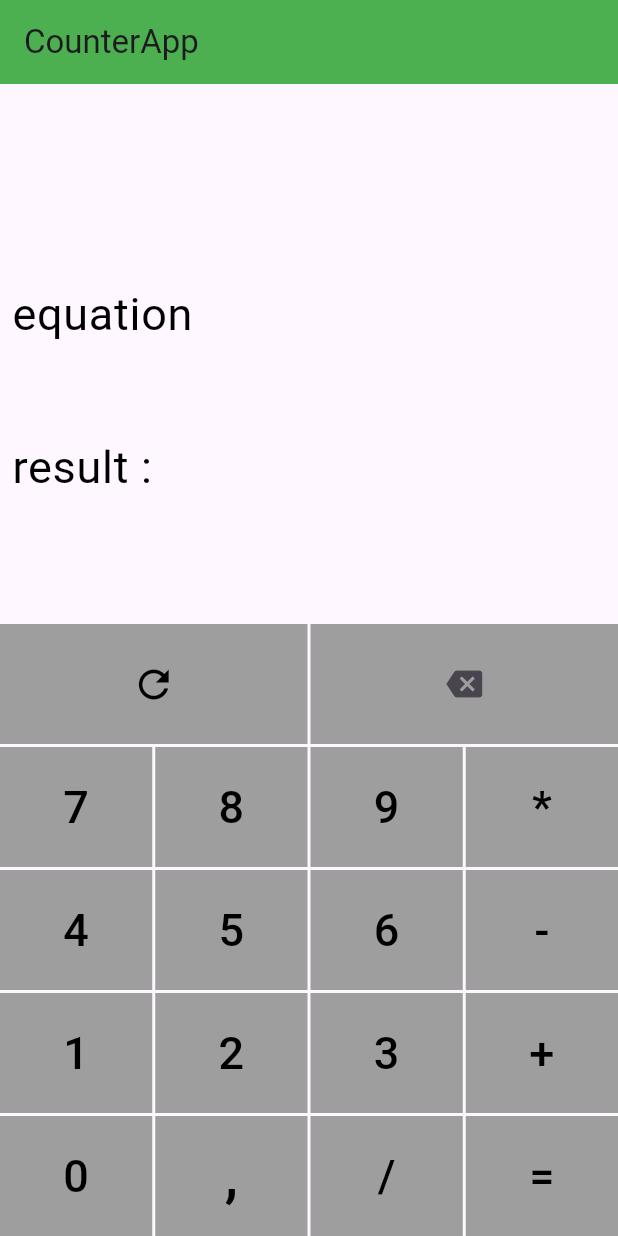
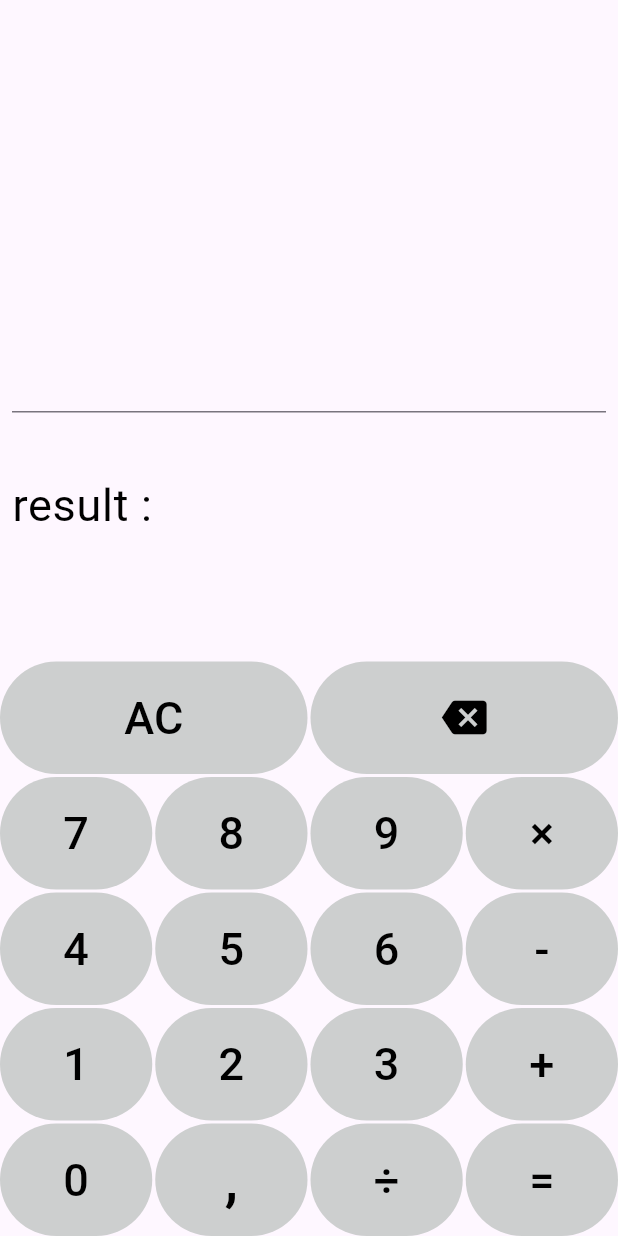
Before and after one commit to BenslimaneAlaEddine/Calculator, a Flutter app: the screen it shows after launch, on a phone screen of 412 x 824 dp. Run offline on Flutter 3.47's test engine with Material 3 defaults, Android fonts, the phone set to English and light mode, and no system bars; our stand-ins replace font_awesome_flutter.

Commit message:
version 3.0

```diff
--- a/lib/Calc.dart
+++ b/lib/Calc.dart
@@ -1,4 +1,4 @@
-
+import 'package:firstapp/home.dart';
   late List listNumForAddSub;
   late List listAddSubOpr;
 
@@ -10,11 +10,9 @@
   late List listNumForMultDiv;
   late List assistant2;
   List indexMultOrDiv = [];
-
   void divParentEquationIntoAdditionAndSubtraction(equation) {
     listNumForAddSub = equation!.split(RegExp(r'[-+]')); // hadi hiya la liste li rah nhasbo mnha f tali
-    listAddSubOpr = equation!.split(RegExp(r"[*/.]?\d+")); //tbaynlna win ljamee w win tareh
-
+    listAddSubOpr = equation!.split(RegExp(r"[*÷.]?\d+")); //tbaynlna win ljamee w win tareh
     listAddSubOpr = addOprToList(listAddSubOpr);
   }
 
@@ -25,17 +23,17 @@
       listNumForMultDiv = listNumForAddSub[i].split('');
       // print(z);
       for (int j = 0; j < listNumForMultDiv.length; j++) {
-        if (listNumForMultDiv[j] == '*' || listNumForMultDiv[j] == '/') {
+        if (listNumForMultDiv[j] == '×' || listNumForMultDiv[j] == '÷') {
           thereIsMultAndDiv1 = true;
           indexMultOrDiv.add(i);
         }
 
         if (thereIsMultAndDiv1) {
-            listNumForMultDiv = listNumForAddSub[i].split(RegExp(r'[/*]'));
+            listNumForMultDiv = listNumForAddSub[i].split(RegExp(r'[÷×]'));
             assistant2 = listNumForAddSub[i].split(RegExp(r"[+-.]?\d+"));
             assistant1=[];
             for (int i = 0; i < assistant2.length; i++) {
-              if (assistant2[i] == '*' || assistant2[i] == '/') {
+              if (assistant2[i] == '×' || assistant2[i] == '÷') {
                 assistant1.add(assistant2[i]);
               }
             }
@@ -89,11 +87,11 @@
     for (int j = 0; j < listOfListNumForMultDiv[i].length-1; j++) {
 
       switch (listMultDivOpr[i][j]) {
-        case "*":
+        case "×":
           listOfListNumForMultDiv[i][j+1] =
               (mult(double.parse(listOfListNumForMultDiv[i][j]), double.parse(listOfListNumForMultDiv[i][j+1])))
                   .toString(); break;
-        case "/":
+        case "÷":
           listOfListNumForMultDiv[i][j+1]  =
               (div(double.parse(listOfListNumForMultDiv[i][j]), double.parse(listOfListNumForMultDiv[i][j+1])))
                   .toString();
--- a/lib/home.dart
+++ b/lib/home.dart
@@ -1,3 +1,6 @@
+import 'dart:typed_data';
+import 'package:font_awesome_flutter/font_awesome_flutter.dart';
+
 import 'package:flutter/material.dart';
 import 'Calc.dart';
 
@@ -27,10 +30,7 @@ class MyState extends State<MyStateFul> {
   @override
   Widget build(BuildContext context) {
     return Scaffold(
-      appBar: AppBar(
-        title: const Text("CounterApp"),
-        backgroundColor: Colors.green,
-      ),
+
       body: Column(
         mainAxisAlignment: MainAxisAlignment.end,
         children: [
@@ -42,14 +42,10 @@ class MyState extends State<MyStateFul> {
                 child: TextField(
                   readOnly: true,
                   controller: equation,
-                  decoration: const InputDecoration(
-                      label: Text("equation",style: TextStyle(fontSize: 30,color: Colors.black),), border: InputBorder.none),
-                  style: TextStyle(height: 3,color: Colors.black),
+                  style: const TextStyle(height: 1, color: Colors.black,fontSize: 26),
                 ),
               ),
-              // const SizedBox(
-              //   height: 30,
-              // ),
+
               Padding(
                 padding: const EdgeInsets.all(8.0),
                 child: TextField(
@@ -57,10 +53,13 @@ class MyState extends State<MyStateFul> {
                   controller: result,
                   decoration: const InputDecoration(
                     border: InputBorder.none,
-                    label: Text("result :",style: TextStyle(fontSize: 30,color: Colors.black),),
-
+                    label: Text(
+                      "result :",
+                      style: TextStyle(fontSize: 30, color: Colors.black),
+                    ),
                   ),
-                  style: const TextStyle(height: 3,fontSize: 20,fontWeight: FontWeight.bold),
+                  style: const TextStyle(
+                      height: 3, fontSize: 20, fontWeight: FontWeight.bold),
                 ),
               ),
               const SizedBox(
@@ -70,8 +69,11 @@ class MyState extends State<MyStateFul> {
                 children: [
                   Expanded(
                     child: Container(
-                      color: Colors.grey,
-                      height: 80,
+                      decoration: BoxDecoration(
+                        borderRadius: BorderRadius.circular(50),
+                        color: const Color(0xFFCDCFCF),
+                      ),
+                      height: 75,
                       child: TextButton(
                         onPressed: () {
                           c.clear();
@@ -89,10 +91,9 @@ class MyState extends State<MyStateFul> {
                           indexMultOrDiv = [];
                           result.text = '';
                         },
-                        child: const Icon(
-                          Icons.refresh,
-                          color: Colors.black,
-                          size: 30,
+                        child: Text("AC"
+                         ,style: TextStyle(color: Colors.black,fontSize: 30),
+
                         ),
                       ),
                     ),
@@ -103,8 +104,11 @@ class MyState extends State<MyStateFul> {
                   ),
                   Expanded(
                     child: Container(
-                      color: Colors.grey,
-                      height: 80,
+                      decoration: BoxDecoration(
+                        borderRadius: BorderRadius.circular(50),
+                        color: Color(0xFFCDCFCF),
+                      ),
+                      height: 75,
                       child: IconButton(
                         onPressed: () {
                           c.removeLast();
@@ -114,7 +118,7 @@ class MyState extends State<MyStateFul> {
                             equation.text = '${equation.text}${c[i]}';
                           }
                         },
-                        icon: const Icon(Icons.backspace),
+                        icon: const Icon(Icons.backspace,color: Colors.black,size: 30,),
                       ),
                     ),
                   ),
@@ -127,8 +131,11 @@ class MyState extends State<MyStateFul> {
                 children: [
                   Expanded(
                     child: Container(
-                      color: Colors.grey,
-                      height: 80,
+                      decoration: BoxDecoration(
+                        borderRadius: BorderRadius.circular(50),
+                        color: const Color(0xFFCDCFCF),
+                      ),
+                      height: 75,
                       child: TextButton(
                           onPressed: () {
                             c.add(7);
@@ -147,8 +154,11 @@ class MyState extends State<MyStateFul> {
                   ),
                   Expanded(
                     child: Container(
-                      color: Colors.grey,
-                      height: 80,
+                      decoration: BoxDecoration(
+                        borderRadius: BorderRadius.circular(50),
+                        color: const Color(0xFFCDCFCF),
+                      ),
+                      height: 75,
                       child: TextButton(
                           onPressed: () {
                             c.add(8);
@@ -168,8 +178,11 @@ class MyState extends State<MyStateFul> {
                   ),
                   Expanded(
                     child: Container(
-                      color: Colors.grey,
-                      height: 80,
+                      decoration: BoxDecoration(
+                        borderRadius: BorderRadius.circular(50),
+                        color: const Color(0xFFCDCFCF),
+                      ),
+                      height: 75,
                       child: TextButton(
                           onPressed: () {
                             c.add(9);
@@ -189,17 +202,20 @@ class MyState extends State<MyStateFul> {
                   ),
                   Expanded(
                     child: Container(
-                      color: Colors.grey,
-                      height: 80,
+                      decoration: BoxDecoration(
+                        borderRadius: BorderRadius.circular(50),
+                        color: const Color(0xFFCDCFCF),
+                      ),
+                      height: 75,
                       child: TextButton(
                           onPressed: () {
-                            c.add('*');
+                            c.add('×');
 
                             equation.text ?? '';
-                            equation.text = "${equation.text}*";
+                            equation.text = "${equation.text}×";
                           },
                           child: const Text(
-                            "*",
+                            "×",
                             style: TextStyle(fontSize: 30, color: Colors.black),
                           )),
                     ),
@@ -214,8 +230,11 @@ class MyState extends State<MyStateFul> {
                 children: [
                   Expanded(
                     child: Container(
-                      color: Colors.grey,
-                      height: 80,
+                      decoration: BoxDecoration(
+                        borderRadius: BorderRadius.circular(50),
+                        color: const Color(0xFFCDCFCF),
+                      ),
+                      height: 75,
                       child: TextButton(
                           onPressed: () {
                             c.add(4);
@@ -235,8 +254,11 @@ class MyState extends State<MyStateFul> {
                   ),
                   Expanded(
                     child: Container(
-                      color: Colors.grey,
-                      height: 80,
+                      decoration: BoxDecoration(
+                        borderRadius: BorderRadius.circular(50),
+                        color: const Color(0xFFCDCFCF),
+                      ),
+                      height: 75,
                       child: TextButton(
                           onPressed: () {
                             c.add(5);
@@ -256,8 +278,11 @@ class MyState extends State<MyStateFul> {
                   ),
                   Expanded(
                     child: Container(
-                      color: Colors.grey,
-                      height: 80,
+                      decoration: BoxDecoration(
+                        borderRadius: BorderRadius.circular(50),
+                        color: const Color(0xFFCDCFCF),
+                      ),
+                      height: 75,
                       child: TextButton(
                           onPressed: () {
                             c.add(6);
@@ -277,8 +302,11 @@ class MyState extends State<MyStateFul> {
                   ),
                   Expanded(
                     child: Container(
-                      color: Colors.grey,
-                      height: 80,
+                      decoration: BoxDecoration(
+                        borderRadius: BorderRadius.circular(50),
+                        color: const Color(0xFFCDCFCF),
+                      ),
+                      height: 75,
                       child: TextButton(
                           onPressed: () {
                             c.add('-');
@@ -301,8 +329,11 @@ class MyState extends State<MyStateFul> {
                 children: [
                   Expanded(
                     child: Container(
-                      color: Colors.grey,
-                      height: 80,
+                      decoration: BoxDecoration(
+                        borderRadius: BorderRadius.circular(50),
+                        color: const Color(0xFFCDCFCF),
+                      ),
+                      height: 75,
                       child: TextButton(
                           onPressed: () {
                             c.add(1);
@@ -321,8 +352,11 @@ class MyState extends State<MyStateFul> {
                   ),
                   Expanded(
                     child: Container(
-                      color: Colors.grey,
-                      height: 80,
+                      decoration: BoxDecoration(
+                        borderRadius: BorderRadius.circular(50),
+                        color: const Color(0xFFCDCFCF),
+                      ),
+                      height: 75,
                       child: TextButton(
                           onPressed: () {
                             c.add(2);
@@ -342,8 +376,11 @@ class MyState extends State<MyStateFul> {
                   ),
                   Expanded(
                     child: Container(
-                      color: Colors.grey,
-                      height: 80,
+                      decoration: BoxDecoration(
+                        borderRadius: BorderRadius.circular(50),
+                        color: const Color(0xFFCDCFCF),
+                      ),
+                      height: 75,
                       child: TextButton(
                           onPressed: () {
                             c.add(3);
@@ -363,8 +400,11 @@ class MyState extends State<MyStateFul> {
                   ),
                   Expanded(
                     child: Container(
-                      color: Colors.grey,
-                      height: 80,
+                      decoration: BoxDecoration(
+                        borderRadius: BorderRadius.circular(50),
+                        color: const Color(0xFFCDCFCF),
+                      ),
+                      height: 75,
                       child: TextButton(
                           onPressed: () {
                             c.add('+');
@@ -388,8 +428,11 @@ class MyState extends State<MyStateFul> {
                 children: [
                   Expanded(
                     child: Container(
-                      color: Colors.grey,
-                      height: 80,
+                      decoration: BoxDecoration(
+                        borderRadius: BorderRadius.circular(50),
+                        color: const Color(0xFFCDCFCF),
+                      ),
+                      height: 75,
                       child: TextButton(
                           onPressed: () {
                             c.add(0);
@@ -410,8 +453,11 @@ class MyState extends State<MyStateFul> {
                   Expanded(
                     child: Container(
                       alignment: Alignment.center,
-                      color: Colors.grey,
-                      height: 80,
+                      decoration: BoxDecoration(
+                        borderRadius: BorderRadius.circular(50),
+                        color: const Color(0xFFCDCFCF),
+                      ),
+                      height: 75,
                       child: TextButton(
                           onPressed: () {
                             c.add('.');
@@ -431,17 +477,20 @@ class MyState extends State<MyStateFul> {
                   ),
                   Expanded(
                     child: Container(
-                      color: Colors.grey,
-                      height: 80,
+                      decoration: BoxDecoration(
+                        borderRadius: BorderRadius.circular(50),
+                        color: const Color(0xFFCDCFCF),
+                      ),
+                      height: 75,
                       child: TextButton(
                           onPressed: () {
-                            c.add('/');
+                            c.add('÷');
 
                             equation.text ?? '';
-                            equation.text = "${equation.text}/";
+                            equation.text = "${equation.text}÷";
                           },
                           child: const Text(
-                            "/",
+                            "÷",
                             style: TextStyle(fontSize: 30, color: Colors.black),
                           )),
                     ),
@@ -452,8 +501,11 @@ class MyState extends State<MyStateFul> {
                   ),
                   Expanded(
                     child: Container(
-                      color: Colors.grey,
-                      height: 80,
+                      decoration: BoxDecoration(
+                        borderRadius: BorderRadius.circular(50),
+                        color: const Color(0xFFCDCFCF),
+                      ),
+                      height: 75,
                       child: TextButton(
                           onPressed: () {
                             divParentEquationIntoAdditionAndSubtraction(
--- a/pubspec.yaml
+++ b/pubspec.yaml
@@ -35,6 +35,8 @@ dependencies:
   # The following adds the Cupertino Icons font to your application.
   # Use with the CupertinoIcons class for iOS style icons.
   cupertino_icons: ^1.0.8
+  font_awesome_flutter: ^10.8.0
+
 
 dev_dependencies:
   flutter_test:
```
Also changed, not shown: pubspec.lock.
